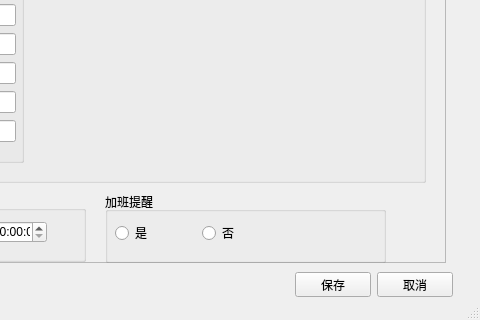
The window that win_monitor/ui/Main.ui (YiBuBuHuiTou/tools) describes before a commit, drawn with Qt 5; both pictures show x 225 to 705 and y 311 to 631 of the 705 by 631 pixel window.
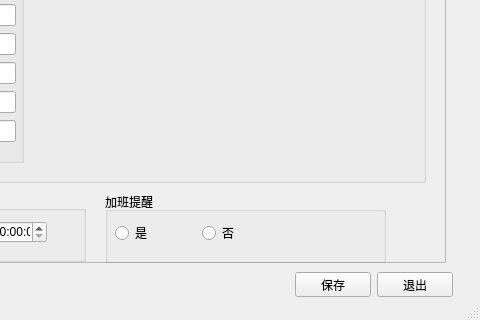
The same window after the commit.

Commit message: 程序退出

What changed in the file:
```diff
--- a/win_monitor/ui/Main.ui
+++ b/win_monitor/ui/Main.ui
@@ -483,7 +483,7 @@
      </property>
     </widget>
    </widget>
-   <widget class="QWidget" name="">
+   <widget class="QWidget" name="layoutWidget">
     <property name="geometry">
      <rect>
       <x>520</x>
@@ -503,7 +503,7 @@
      <item>
       <widget class="QPushButton" name="cancel_btn">
        <property name="text">
-        <string>取消</string>
+        <string>退出</string>
        </property>
       </widget>
      </item>
```
Left out of the diff: 2 changed lines with no effect on the pictures. The commit also changes 6 other files.
